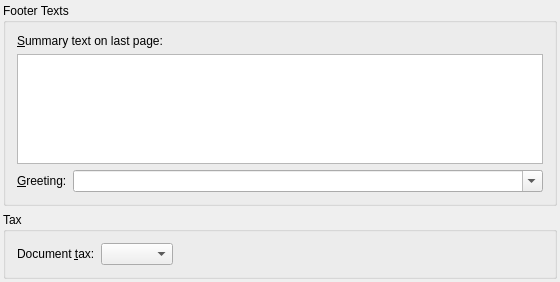
This is src/docfooter.ui in dragotin/kraft as Qt 5 draws it before an edit. The edited form follows.
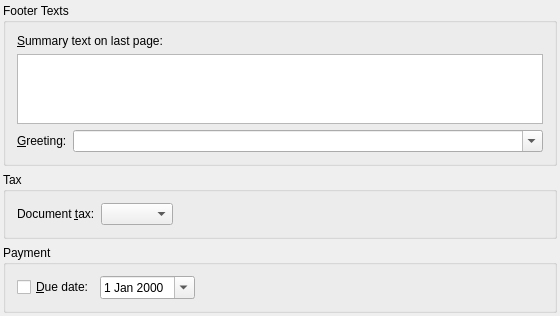
This is the edited form.

Commit message: Add a due date to invoices

```diff
--- a/src/docfooter.ui
+++ b/src/docfooter.ui
@@ -14,7 +14,7 @@
    <property name="margin">
     <number>3</number>
    </property>
-   <item row="2" column="0">
+   <item row="3" column="0">
     <spacer name="spacer7">
      <property name="orientation">
       <enum>Qt::Vertical</enum>
@@ -126,6 +126,42 @@
      </layout>
     </widget>
    </item>
+   <item row="2" column="0">
+    <widget class="QGroupBox" name="_dueDateGroup">
+     <property name="title">
+      <string>Payment</string>
+     </property>
+     <layout class="QHBoxLayout" name="dueDateLayout">
+      <item>
+       <widget class="QCheckBox" name="_cbDueDate">
+        <property name="text">
+         <string>&amp;Due date:</string>
+        </property>
+       </widget>
+      </item>
+      <item>
+       <widget class="QDateEdit" name="_dueDateEdit">
+        <property name="calendarPopup">
+         <bool>true</bool>
+        </property>
+       </widget>
+      </item>
+      <item>
+       <spacer name="dueDateSpacer">
+        <property name="orientation">
+         <enum>Qt::Horizontal</enum>
+        </property>
+        <property name="sizeHint" stdset="0">
+         <size>
+          <width>40</width>
+          <height>20</height>
+         </size>
+        </property>
+       </spacer>
+      </item>
+     </layout>
+    </widget>
+   </item>
   </layout>
  </widget>
  <layoutdefault spacing="6" margin="11"/>
```
The commit also changes 16 other files.
